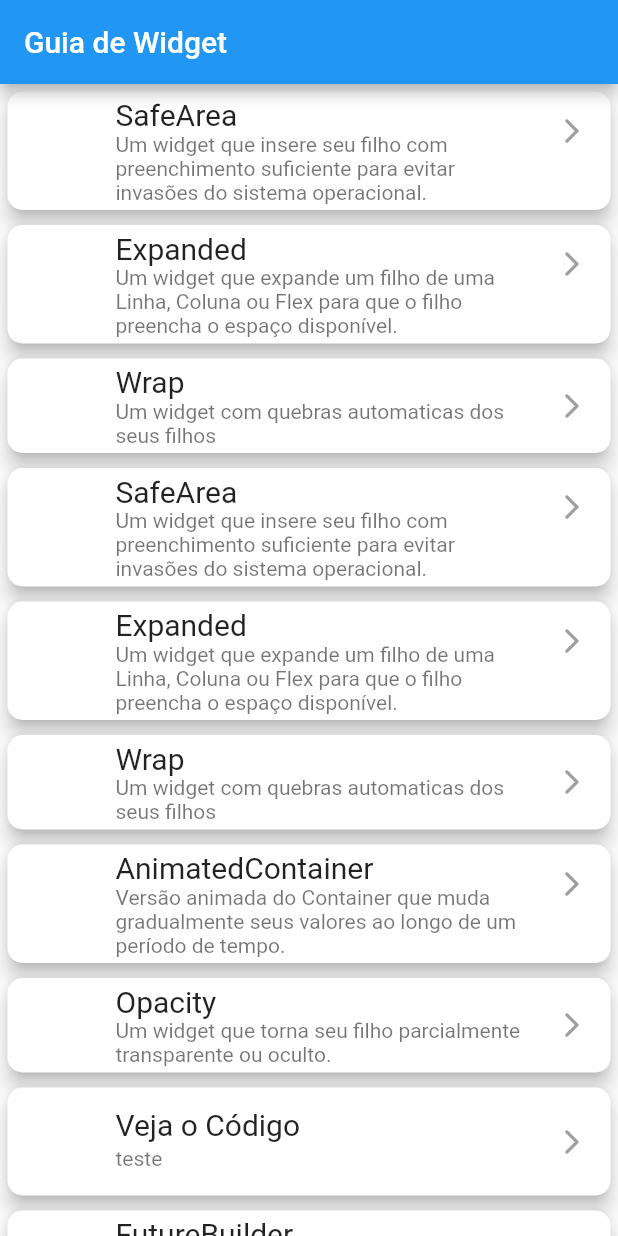
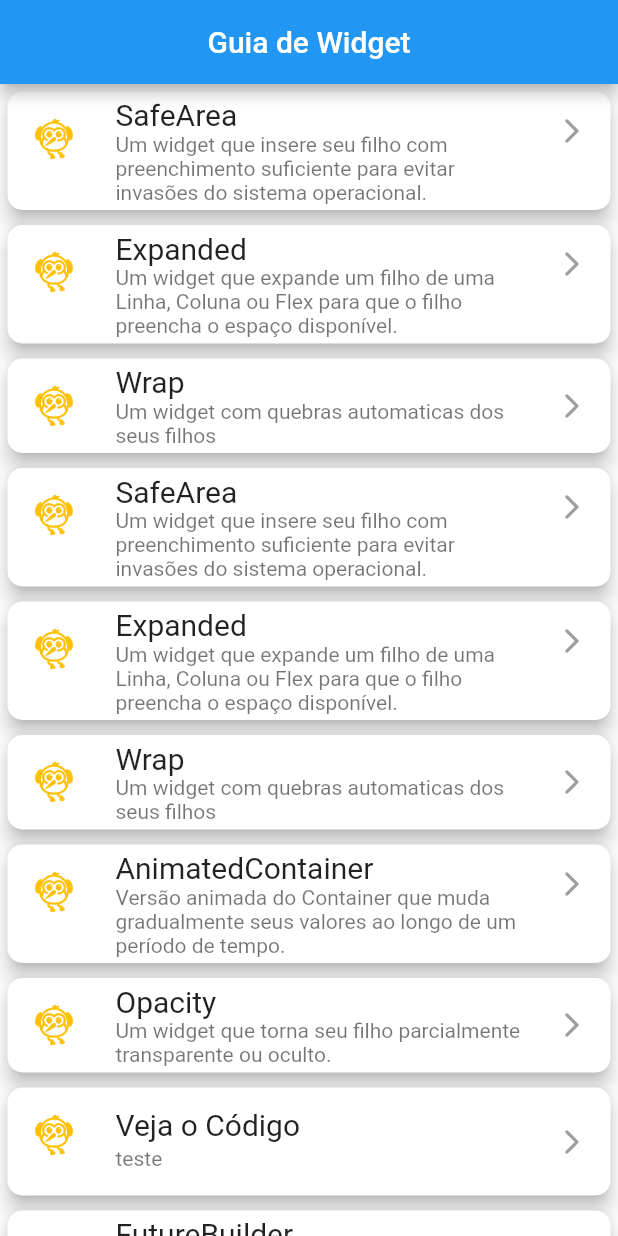
Before and after one commit to elite37oficial/GuiaDeWidget, a Flutter app: the screen it shows after launch, on a phone screen of 412 x 824 dp. Run offline on Flutter 3.47's test engine with Material 2 defaults, Android fonts, the phone set to English and light mode, and no system bars; our stand-ins replace transparent_image; missing offline and left inert: flutter_syntax_view.

Commit message:
contribuições para o projeto

```diff
--- a/lib/components/cards.dart
+++ b/lib/components/cards.dart
@@ -1,6 +1,6 @@
 import 'package:flutter/material.dart';
 
-class cardHome extends StatefulWidget {
+class CardHome extends StatefulWidget {
   final String title;
   final String description;
   final String route;
@@ -8,21 +8,13 @@ class cardHome extends StatefulWidget {
   final String urlVideo;
   final IconData? icon;
 
-  const cardHome(
-      {Key? key,
-      required this.title,
-      required this.route,
-      required this.description,
-      required this.code,
-      required this.urlVideo,
-      this.icon})
-      : super(key: key);
+  const CardHome({Key? key, required this.title, required this.route, required this.description, required this.code, required this.urlVideo, this.icon}) : super(key: key);
 
   @override
-  State<cardHome> createState() => _cardHomeState();
+  State<CardHome> createState() => _CardHomeState();
 }
 
-class _cardHomeState extends State<cardHome> {
+class _CardHomeState extends State<CardHome> {
   @override
   Widget build(BuildContext context) {
     return Card(
@@ -39,10 +31,8 @@ class _cardHomeState extends State<cardHome> {
             style: const TextStyle(fontSize: 20),
           ),
           subtitle: Text(widget.description),
-          trailing: const Icon(Icons.arrow_forward_ios_rounded,
-              color: Colors.grey, size: 20),
-          onTap: () =>
-              Navigator.of(context).pushNamed(widget.route, arguments: widget),
+          trailing: const Icon(Icons.arrow_forward_ios_rounded, color: Colors.grey, size: 20),
+          onTap: () => Navigator.of(context).pushNamed(widget.route, arguments: widget),
         )
       ]),
     );
--- a/lib/data/cardhome_data.dart
+++ b/lib/data/cardhome_data.dart
@@ -5,19 +5,19 @@ import '../model/cardhome_model.dart';
 final List<CardHomeModel> listWidget = [
   CardHomeModel(
     title: 'SafeArea',
-    description:
-        'Um widget que insere seu filho com preenchimento suficiente para evitar invasões do sistema operacional.',
+    description: 'Um widget que insere seu filho com preenchimento suficiente para evitar invasões do sistema operacional.',
     route: '/safaarea',
     code: listCode[0].code,
     urlVideo: 'https://youtu.be/1o9asZsmETk',
+    icon: Icons.flutter_dash,
   ),
   CardHomeModel(
     title: 'Expanded',
-    description:
-        'Um widget que expande um filho de uma Linha, Coluna ou Flex para que o filho preencha o espaço disponível.',
+    description: 'Um widget que expande um filho de uma Linha, Coluna ou Flex para que o filho preencha o espaço disponível.',
     route: '/expanded',
     code: listCode[1].code,
     urlVideo: 'http://www.youtube.com',
+    icon: Icons.flutter_dash,
   ),
   CardHomeModel(
     title: 'Wrap',
@@ -25,45 +25,47 @@ final List<CardHomeModel> listWidget = [
     route: '/wrap',
     code: listCode[2].code,
     urlVideo: 'http://www.youtube.com',
+    icon: Icons.flutter_dash,
   ),
   CardHomeModel(
     title: 'SafeArea',
-    description:
-        'Um widget que insere seu filho com preenchimento suficiente para evitar invasões do sistema operacional.',
+    description: 'Um widget que insere seu filho com preenchimento suficiente para evitar invasões do sistema operacional.',
     route: '/safaarea',
-    code: CodeEmpty.code,
+    code: codeEmpty.code,
     urlVideo: 'http://www.youtube.com',
+    icon: Icons.flutter_dash,
   ),
   CardHomeModel(
     title: 'Expanded',
-    description:
-        'Um widget que expande um filho de uma Linha, Coluna ou Flex para que o filho preencha o espaço disponível.',
+    description: 'Um widget que expande um filho de uma Linha, Coluna ou Flex para que o filho preencha o espaço disponível.',
     route: '/expanded',
-    code: CodeEmpty.code,
+    code: codeEmpty.code,
     urlVideo: 'http://www.youtube.com',
+    icon: Icons.flutter_dash,
   ),
   CardHomeModel(
     title: 'Wrap',
     description: 'Um widget com quebras automaticas dos seus filhos',
     route: '/wrap',
-    code: CodeEmpty.code,
+    code: codeEmpty.code,
     urlVideo: 'http://www.youtube.com',
+    icon: Icons.flutter_dash,
   ),
   CardHomeModel(
     title: 'AnimatedContainer',
-    description:
-        'Versão animada do Container que muda gradualmente seus valores ao longo de um período de tempo.',
+    description: 'Versão animada do Container que muda gradualmente seus valores ao longo de um período de tempo.',
     route: '/AnimatedContainer',
     code: listCode[3].code,
     urlVideo: 'http://www.youtube.com',
+    icon: Icons.flutter_dash,
   ),
   CardHomeModel(
     title: 'Opacity',
-    description:
-        'Um widget que torna seu filho parcialmente transparente ou oculto.',
+    description: 'Um widget que torna seu filho parcialmente transparente ou oculto.',
     route: '/Opacity',
     code: listCode[4].code,
     urlVideo: 'http://www.youtube.com',
+    icon: Icons.flutter_dash,
   ),
   CardHomeModel(
     title: 'Veja o Código',
@@ -71,119 +73,126 @@ final List<CardHomeModel> listWidget = [
     route: '/Syntax',
     code: listCode[5].code,
     urlVideo: 'http://www.youtube.com',
+    icon: Icons.flutter_dash,
   ),
   CardHomeModel(
     title: 'FutureBuilder',
-    description:
-        'Você tem um Future e precisa de alguns widgets pra exibir seu valor? Experimente FutureBuilder! ',
+    description: 'Você tem um Future e precisa de alguns widgets pra exibir seu valor? Experimente FutureBuilder! ',
     route: '/FutureBuilder',
-    code: CodeEmpty.code,
+    code: codeEmpty.code,
     urlVideo: 'http://www.youtube.com',
+    icon: Icons.flutter_dash,
   ),
   CardHomeModel(
     title: 'FadeTransition',
     description: 'Anima a opacidade de um widget.',
     route: '/FadeTransition',
-    code: CodeEmpty.code,
+    code: codeEmpty.code,
     urlVideo: 'http://www.youtube.com',
+    icon: Icons.flutter_dash,
   ),
   CardHomeModel(
     title: 'FloatingActionButton',
     description: 'Botão Flutuante ou em sua barra de navegação inferior.',
     route: '/FloatingActionButton',
-    code: CodeEmpty.code,
+    code: codeEmpty.code,
     urlVideo: 'http://www.youtube.com',
+    icon: Icons.flutter_dash,
   ),
   CardHomeModel(
     title: 'PageView',
     description: 'Uma lista rolável que funciona página por página.',
     route: '/PageView',
-    code: CodeEmpty.code,
+    code: codeEmpty.code,
     urlVideo: 'http://www.youtube.com',
+    icon: Icons.flutter_dash,
   ),
   CardHomeModel(
     title: 'Table',
-    description:
-        'Um widget que usa o algoritmo de layout de tabela para seus filhos.',
+    description: 'Um widget que usa o algoritmo de layout de tabela para seus filhos.',
     route: '/Table',
-    code: CodeEmpty.code,
+    code: codeEmpty.code,
     urlVideo: 'http://www.youtube.com',
+    icon: Icons.flutter_dash,
   ),
   CardHomeModel(
     title: 'Sliver AppBar',
     description: 'Um AppBar com animação baseando-se ScrollView',
     route: '/SliverAppBar',
-    code: CodeEmpty.code,
+    code: codeEmpty.code,
     urlVideo: 'http://www.youtube.com',
+    icon: Icons.flutter_dash,
   ),
   CardHomeModel(
     title: 'SliverList e SliverGrid',
-    description:
-        'Um sliver que coloca vários filhos de caixa em uma matriz linear ao longo do eixo principal.',
+    description: 'Um sliver que coloca vários filhos de caixa em uma matriz linear ao longo do eixo principal.',
     route: '/SliverListGrid',
-    code: CodeEmpty.code,
+    code: codeEmpty.code,
     urlVideo: 'http://www.youtube.com',
+    icon: Icons.flutter_dash,
   ),
   CardHomeModel(
     title: 'FadeInImage',
     description:
         'Para evitar o efeito dissonante de imagens pipocando na tela à medida que são carregadas, tente usar FadeInImage! Você pode especificar uma imagem provisória local e definir os parâmetros de altura e de largura para estipular quanto espaço a imagem deve ocupar tão logo for carregada. ',
     route: '/FadeInImage',
-    code: CodeEmpty.code,
+    code: codeEmpty.code,
     urlVideo: 'http://www.youtube.com',
+    icon: Icons.flutter_dash,
   ),
   CardHomeModel(
     title: 'StreamBuilder',
-    description:
-        'Widget que se constrói com base no último instantâneo de interação com um Stream',
+    description: 'Widget que se constrói com base no último instantâneo de interação com um Stream',
     route: '/StreamBuilder',
-    code: CodeEmpty.code,
+    code: codeEmpty.code,
     urlVideo: 'http://www.youtube.com',
+    icon: Icons.flutter_dash,
   ),
   CardHomeModel(
     title: 'ClipRRect',
-    description:
-        'Um widget que recorta seu filho usando um retângulo arredondado.',
+    description: 'Um widget que recorta seu filho usando um retângulo arredondado.',
     route: '/ClipRRect',
-    code: CodeEmpty.code,
+    code: codeEmpty.code,
     urlVideo: 'http://www.youtube.com',
+    icon: Icons.flutter_dash,
   ),
   CardHomeModel(
     title: 'Hero',
     description: 'Uma animação simples e super utilizada!',
     route: '/Hero',
-    code: CodeEmpty.code,
+    code: codeEmpty.code,
     urlVideo: 'http://www.youtube.com',
+    icon: Icons.flutter_dash,
   ),
   CardHomeModel(
     title: 'CustomPaint',
     description: 'Um widget aonde você pode desenhar',
     route: '/CustomPaint',
-    code: CodeEmpty.code,
+    code: codeEmpty.code,
     urlVideo: 'http://www.youtube.com',
+    icon: Icons.flutter_dash,
   ),
   CardHomeModel(
     title: 'ToolTip',
-    description:
-        'O widget ToolTip é um ferramenta do "material Desing" usada para informar o usuário sobre a funcionalidade de um botão ou ação na Tela.',
+    description: 'O widget ToolTip é um ferramenta do "material Desing" usada para informar o usuário sobre a funcionalidade de um botão ou ação na Tela.',
     route: '/ToolTip',
-    code: CodeEmpty.code,
+    code: codeEmpty.code,
     urlVideo: 'http://www.youtube.com',
+    icon: Icons.flutter_dash,
   ),
   CardHomeModel(
     title: 'FittedBox',
-    description:
-        'FittedBox ajuda a gerenciar as restrições de espaço e o layout de suas caixas.',
+    description: 'FittedBox ajuda a gerenciar as restrições de espaço e o layout de suas caixas.',
     route: '/FittedBox',
-    code: CodeEmpty.code,
+    code: codeEmpty.code,
     urlVideo: 'http://www.youtube.com',
+    icon: Icons.flutter_dash,
   ),
   CardHomeModel(
     title: 'LayoutBuilder',
-    description:
-        'Constrói uma árvore de widgets que pode depender do tamanho do widget pai.',
+    description: 'Constrói uma árvore de widgets que pode depender do tamanho do widget pai.',
     route: '/LayoutBuilder',
-    code: CodeEmpty.code,
+    code: codeEmpty.code,
     urlVideo: 'http://www.youtube.com',
     icon: Icons.new_releases,
   ),
@@ -191,34 +200,31 @@ final List<CardHomeModel> listWidget = [
     title: 'AbsorbPointer',
     description: 'Bloquear um widget de ser clicado ou uma árvore de widget',
     route: '/AbsorbPointer',
-    code: CodeEmpty.code,
+    code: codeEmpty.code,
     urlVideo: 'http://www.youtube.com',
     icon: Icons.new_releases,
   ),
   CardHomeModel(
     title: 'Transform',
-    description:
-        'Um widget que aplica uma transformação antes de exibir o seu filho.',
+    description: 'Um widget que aplica uma transformação antes de exibir o seu filho.',
     route: '/Transform',
-    code: CodeEmpty.code,
+    code: codeEmpty.code,
     urlVideo: 'http://www.youtube.com',
     icon: Icons.new_releases,
   ),
   CardHomeModel(
     title: 'BackdropFilter',
-    description:
-        'Um widget que aplica um filtro ao conteúdo desenhado existente e depois desenha o filho.',
+    description: 'Um widget que aplica um filtro ao conteúdo desenhado existente e depois desenha o filho.',
     route: '/BackdropFilter',
-    code: CodeEmpty.code,
+    code: codeEmpty.code,
     urlVideo: 'http://www.youtube.com',
     icon: Icons.new_releases,
   ),
   CardHomeModel(
     title: 'Align',
-    description:
-        'Um widget que alinha seu filho dentro de si e, opcionalmente, se dimensiona com base no tamanho do filho.',
+    description: 'Um widget que alinha seu filho dentro de si e, opcionalmente, se dimensiona com base no tamanho do filho.',
     route: '/Align',
-    code: CodeEmpty.code,
+    code: codeEmpty.code,
     urlVideo: 'http://www.youtube.com',
     icon: Icons.new_releases,
   )
--- a/lib/data/code_data.dart
+++ b/lib/data/code_data.dart
@@ -276,7 +276,7 @@ class _OpacityPageState extends State<OpacityPage> {
   ),
 ];
 
-final CodeModel CodeEmpty = CodeModel(
+final CodeModel codeEmpty = CodeModel(
   title: 'Veja o Código',
   code: '{teste}',
 );
--- a/lib/main.dart
+++ b/lib/main.dart
@@ -43,7 +43,7 @@ class MyApp extends StatelessWidget {
           primarySwatch: Colors.blue,
         ),
         routes: {
-          '/': (context) => HomePage(),
+          '/': (context) => const HomePage(),
           '/safaarea': (context) => const SafeareaPage(),
           '/expanded': (context) => const ExpandedPage(),
           '/wrap': (context) => const WrapPage(),
@@ -52,8 +52,7 @@ class MyApp extends StatelessWidget {
           '/Syntax': (context) => const SyntaxPage(),
           '/FutureBuilder': (context) => const FutureBuilderPage(),
           '/FadeTransition': (context) => const FadeTransitionPage(),
-          '/FloatingActionButton': (context) =>
-              const FloatingActionButtonPage(),
+          '/FloatingActionButton': (context) => const FloatingActionButtonPage(),
           '/PageView': (context) => const PageViewPage(),
           '/Table': (context) => const TablePage(),
           '/SliverAppBar': (context) => const MySliverAppBar(),
--- a/lib/model/cardhome_model.dart
+++ b/lib/model/cardhome_model.dart
@@ -1,5 +1,4 @@
 import 'package:flutter/material.dart';
-import 'package:guiadewidget/model/code_model.dart';
 
 class CardHomeModel {
   //modal class for Person object
--- a/lib/views/animated_container_page.dart
+++ b/lib/views/animated_container_page.dart
@@ -13,6 +13,7 @@ class _AnimatedContainerPageState extends State<AnimatedContainerPage> {
   @override
   Widget build(BuildContext context) {
     return Scaffold(
+      appBar: AppBar(title: const Text("AnimatedContainer")),
       body: GestureDetector(
         onTap: () {
           setState(() {
@@ -28,7 +29,7 @@ class _AnimatedContainerPageState extends State<AnimatedContainerPage> {
             width: selected ? 400 : 200,
             height: 200,
             color: selected ? Colors.yellow : Colors.blue,
-            duration: Duration(seconds: 5),
+            duration: const Duration(seconds: 5),
           ),
         ),
       ),
--- a/lib/views/clip_r_rect_page.dart
+++ b/lib/views/clip_r_rect_page.dart
@@ -15,7 +15,8 @@ class _ClipRRectPageState extends State<ClipRRectPage> {
         appBar: AppBar(
           title: const Text('ClipRRect '),
         ),
-        body: Column(
+        body: SingleChildScrollView(
+          child: Column(
             children: [
               Center(
                 child: Padding(
@@ -70,6 +71,7 @@ class _ClipRRectPageState extends State<ClipRRectPage> {
                 ),
               )
             ],
+          ),
         ));
   }
 }
--- a/lib/views/fade_transition_page.dart
+++ b/lib/views/fade_transition_page.dart
@@ -11,7 +11,7 @@ class _FadeTransitionPageState extends State<FadeTransitionPage>
     with TickerProviderStateMixin {
   late final AnimationController _minhaAnimacao = AnimationController(
     vsync: this,
-    duration: Duration(seconds: 1),
+    duration: const Duration(seconds: 1),
   )..repeat(reverse: true);
 
   late final Animation<double> _animacao =
--- a/lib/views/home_page.dart
+++ b/lib/views/home_page.dart
@@ -3,7 +3,7 @@ import 'package:guiadewidget/components/cards.dart';
 import '../data/cardhome_data.dart';
 
 class HomePage extends StatefulWidget {
-  HomePage({Key? key}) : super(key: key);
+  const HomePage({Key? key}) : super(key: key);
 
   @override
   State<HomePage> createState() => _HomePageState();
@@ -15,11 +15,12 @@ class _HomePageState extends State<HomePage> {
     return Scaffold(
       appBar: AppBar(
         title: const Text('Guia de Widget'),
+        centerTitle: true,
       ),
       body: ListView.builder(
           itemCount: listWidget.length,
           itemBuilder: (context, position) {
-            return cardHome(
+            return CardHome(
               route: listWidget[position].route,
               title: listWidget[position].title,
               description: listWidget[position].description,
--- a/lib/views/layout_builder_page.dart
+++ b/lib/views/layout_builder_page.dart
@@ -69,7 +69,7 @@ class _LayoutBuilderCustomState extends State<LayoutBuilderCustom> {
   }
 
   Widget _buildWideContainers() {
-    return Container(
+    return SizedBox(
       height: 300.0,
       width: double.infinity,
       child: Padding(
@@ -85,8 +85,8 @@ class _LayoutBuilderCustomState extends State<LayoutBuilderCustom> {
                 width: 300,
               ),
               Column(crossAxisAlignment: CrossAxisAlignment.start, children: [
-                Text('Eu Sou o Super Dash', textScaleFactor: 2),
-                Text('uma das minhas habilidade é voar!'),
+                const Text('Eu Sou o Super Dash', textScaleFactor: 2),
+                const Text('uma das minhas habilidade é voar!'),
                 Row(
                   children: [
                     Column(
--- a/lib/views/sliver_app_bar.dart
+++ b/lib/views/sliver_app_bar.dart
@@ -16,7 +16,7 @@ class MySliverAppBar extends StatelessWidget {
             pinned: true,
             flexibleSpace: FlexibleSpaceBar(
               centerTitle: true,
-              title: Text('SliverAppBar'),
+              title: const Text('SliverAppBar'),
               background: Image.network(
                   'https://elite37.com.br/wallpapers/min/wallpaper5_min.png'),
             ),
--- a/lib/views/stream_builder_page.dart
+++ b/lib/views/stream_builder_page.dart
@@ -58,7 +58,7 @@ class StreamBuilderPage extends StatelessWidget {
                     size: 100,
                   ),
                   Padding(
-                    padding: EdgeInsets.all(10),
+                    padding: const EdgeInsets.all(10),
                     child: Text(snapshot.data.toString(), textScaleFactor: 5),
                   )
                 ];
@@ -71,7 +71,7 @@ class StreamBuilderPage extends StatelessWidget {
                     size: 100,
                   ),
                   Padding(
-                    padding: EdgeInsets.all(10),
+                    padding: const EdgeInsets.all(10),
                     child: Text(snapshot.data.toString() + ('Fim'),
                         textScaleFactor: 5),
                   )
--- a/lib/views/syntax_page.dart
+++ b/lib/views/syntax_page.dart
@@ -9,8 +9,7 @@ class SyntaxPage extends StatelessWidget {
 
   @override
   Widget build(BuildContext context) {
-    final cardHome args =
-        ModalRoute.of(context)?.settings.arguments as cardHome;
+    final CardHome args = ModalRoute.of(context)?.settings.arguments as CardHome;
     final String code = args.code;
 
     return Scaffold(
@@ -24,7 +23,7 @@ class SyntaxPage extends StatelessWidget {
                   content: Text("Código copiado!"),
                 ));
               },
-              child: Icon(
+              child: const Icon(
                 Icons.copy,
                 size: 26.0,
               ),
--- a/lib/views/transform.dart
+++ b/lib/views/transform.dart
@@ -26,7 +26,8 @@ class _TransformPageState extends State<TransformPage> {
           children: [
             ListView(
               shrinkWrap: true,
-              padding: EdgeInsets.all(15.0),
+              physics: const NeverScrollableScrollPhysics(),
+              padding: const EdgeInsets.all(15.0),
               children: [
                 Transform.scale(
                   alignment: Alignment.bottomCenter,
```
Also changed, not shown: lib/views/absorb_pointer.dart (+15 -6 lines), lib/views/absorb_pointer_page.dart (deleted, +0 -69 lines), lib/views/custom_paint_page.dart (+23 -32 lines), lib/views/safearea_page.dart (+3 -7 lines). Lines whose indentation alone changed are shown as unchanged.
